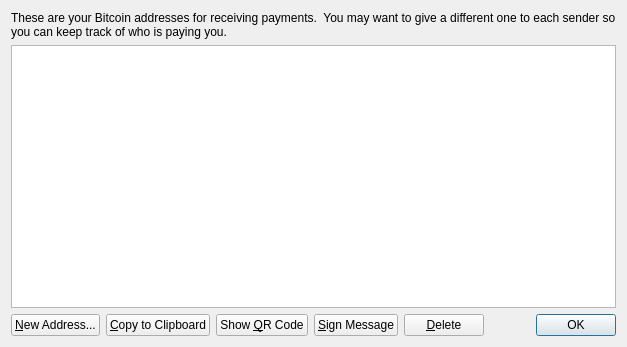
This is src/qt/forms/addressbookpage.ui in slimcoin/slimcoin as Qt 5 draws it before an edit. The edited form follows.
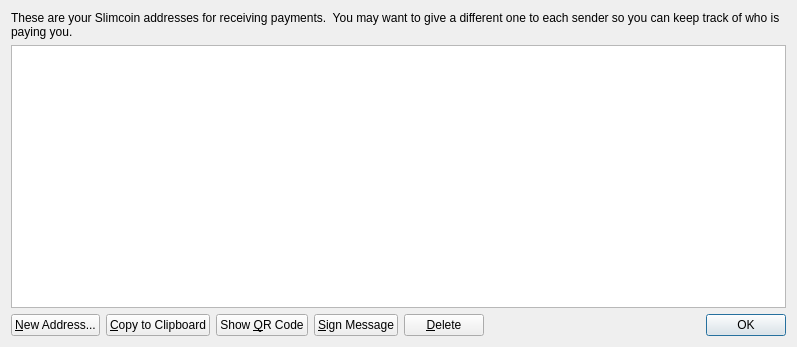
This is the edited form. Icons and pictures are not drawn.

```diff
--- a/src/qt/forms/addressbookpage.ui
+++ b/src/qt/forms/addressbookpage.ui
@@ -6,7 +6,7 @@
    <rect>
     <x>0</x>
     <y>0</y>
-    <width>627</width>
+    <width>797</width>
     <height>347</height>
    </rect>
   </property>
@@ -17,7 +17,7 @@
    <item>
     <widget class="QLabel" name="labelExplanation">
      <property name="text">
-      <string>These are your Bitcoin addresses for receiving payments.  You may want to give a different one to each sender so you can keep track of who is paying you.</string>
+      <string>These are your Slimcoin addresses for receiving payments.  You may want to give a different one to each sender so you can keep track of who is paying you.</string>
      </property>
      <property name="textFormat">
       <enum>Qt::AutoText</enum>
```
